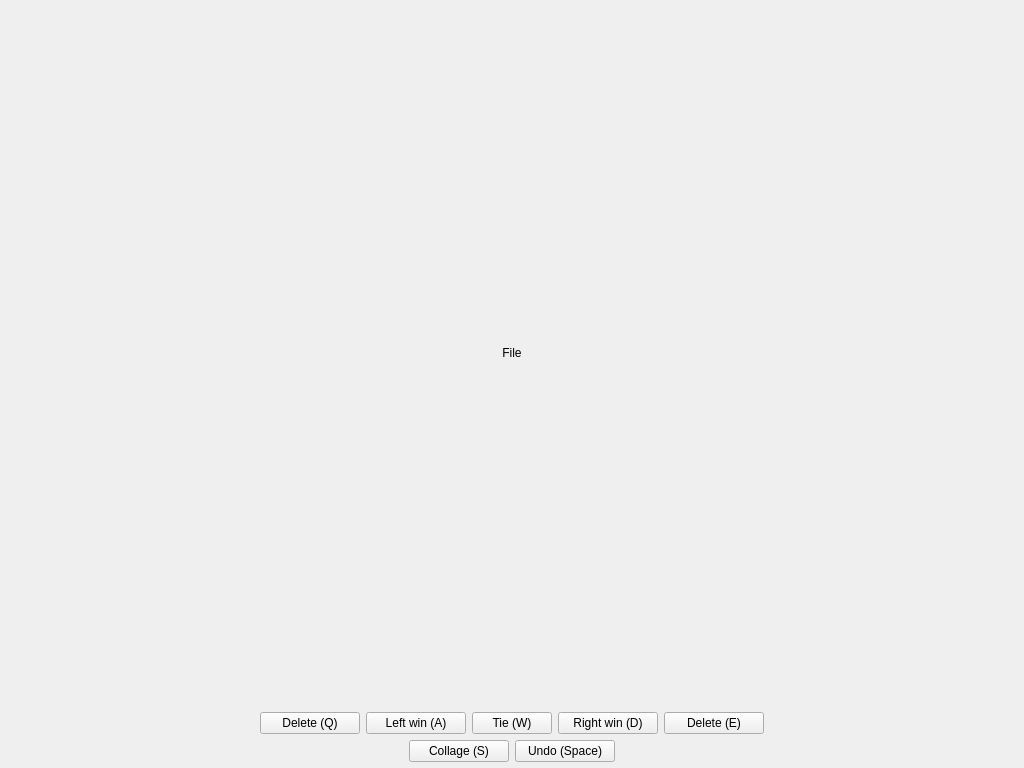
Qt form homura_art/ui/main_window.ui (nikohonu/homura-art) before a commit.
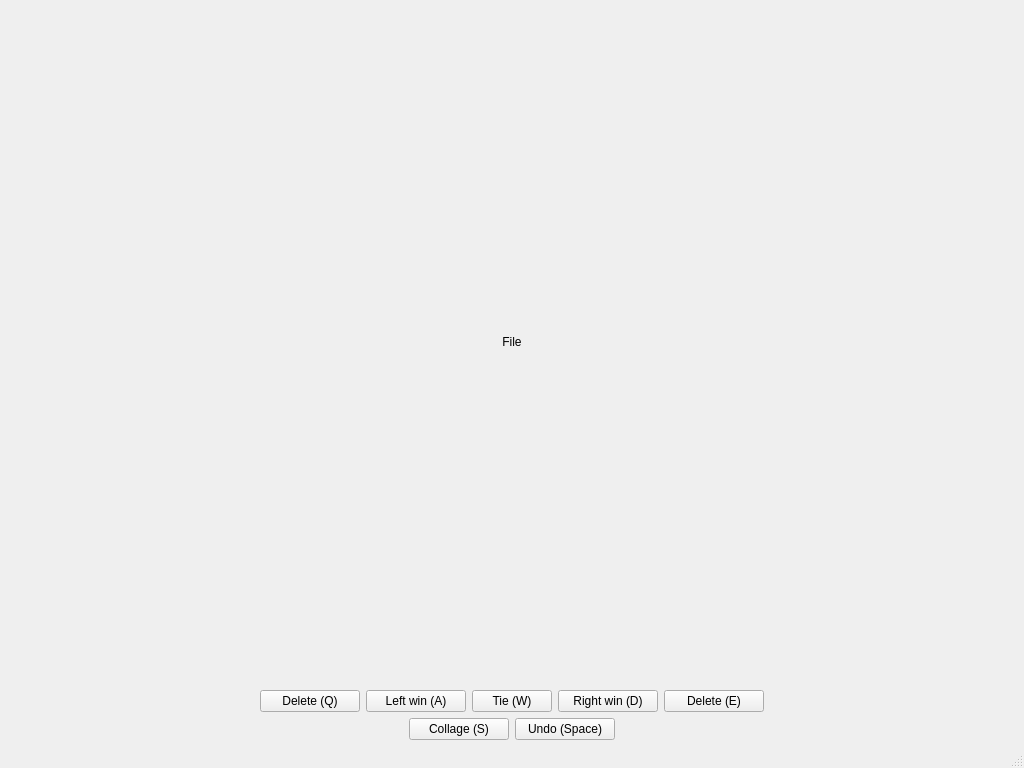
The same form after that commit.

Commit message: print the information to status bar

Diff of the .ui file:
```diff
--- a/homura_art/ui/main_window.ui
+++ b/homura_art/ui/main_window.ui
@@ -218,6 +218,7 @@
     </item>
    </layout>
   </widget>
+  <widget class="QStatusBar" name="status_bar"/>
  </widget>
  <resources/>
  <connections/>
```
The commit also changes 3 other files.
